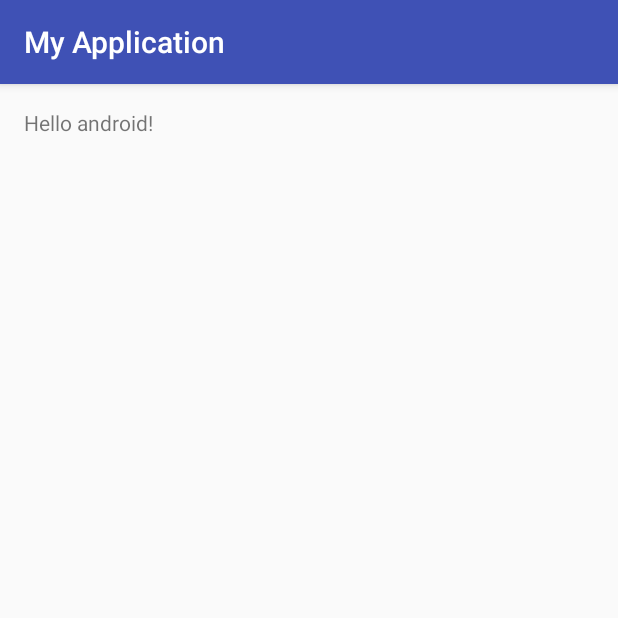
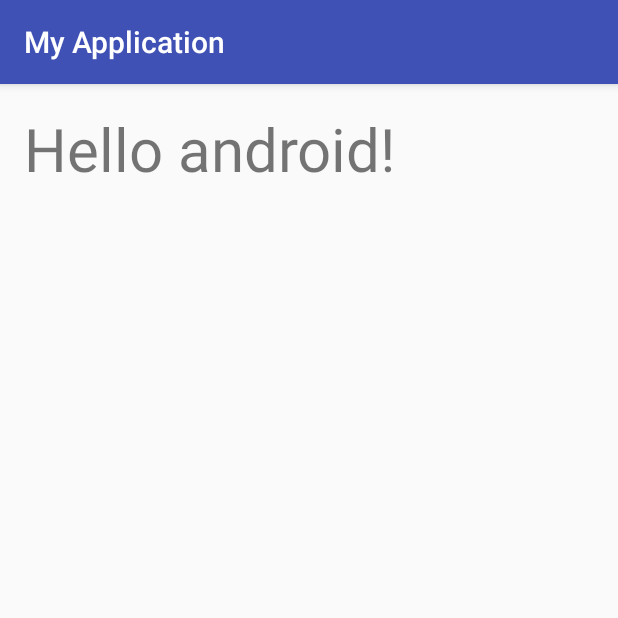
Before and after one commit to ariadone/HelloAndroidApp2, an Android app: the screen it shows after launch (MainActivity), on a phone screen of 412 x 824 dp, the top half of it. Run offline under Robolectric (Android 15) with nearby library versions, the phone set to English and light mode, and no system bars.

Commit message:
40ポイントに変更

```diff
--- a/app/src/main/res/layout/activity_main.xml
+++ b/app/src/main/res/layout/activity_main.xml
@@ -15,5 +15,7 @@
     <TextView
         android:layout_width="wrap_content"
         android:layout_height="wrap_content"
-        android:text="Hello android!" />
+        android:text="Hello android!"
+        android:textSize="40sp"
+        android:textIsSelectable="false" />
 </LinearLayout>
```
